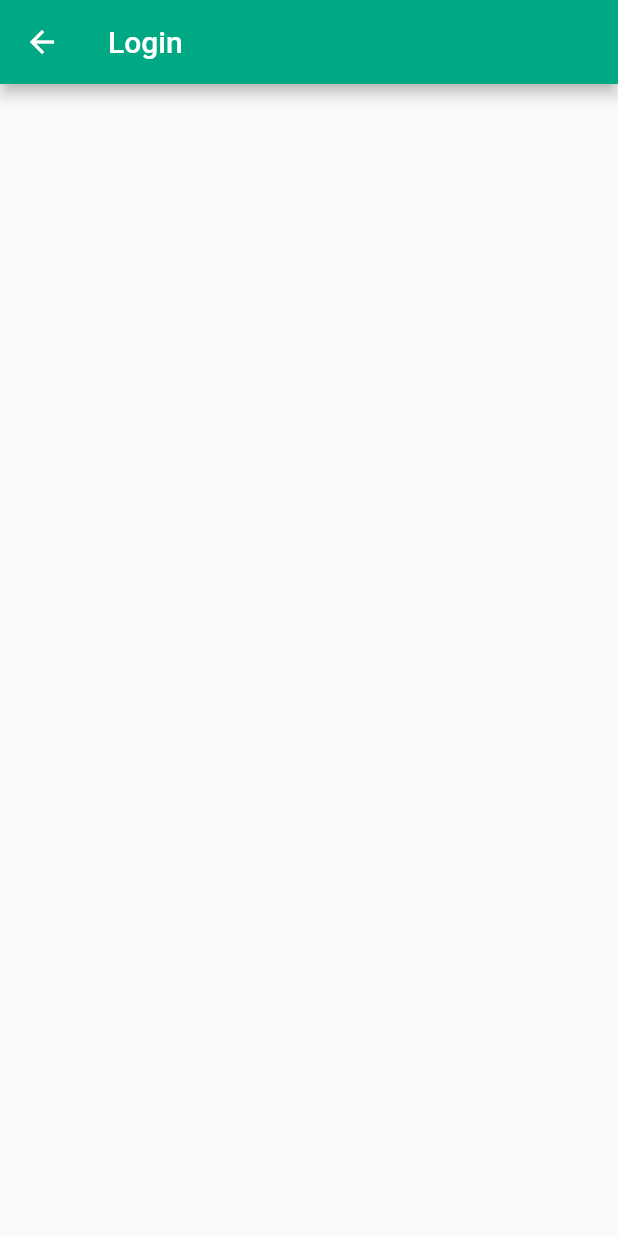
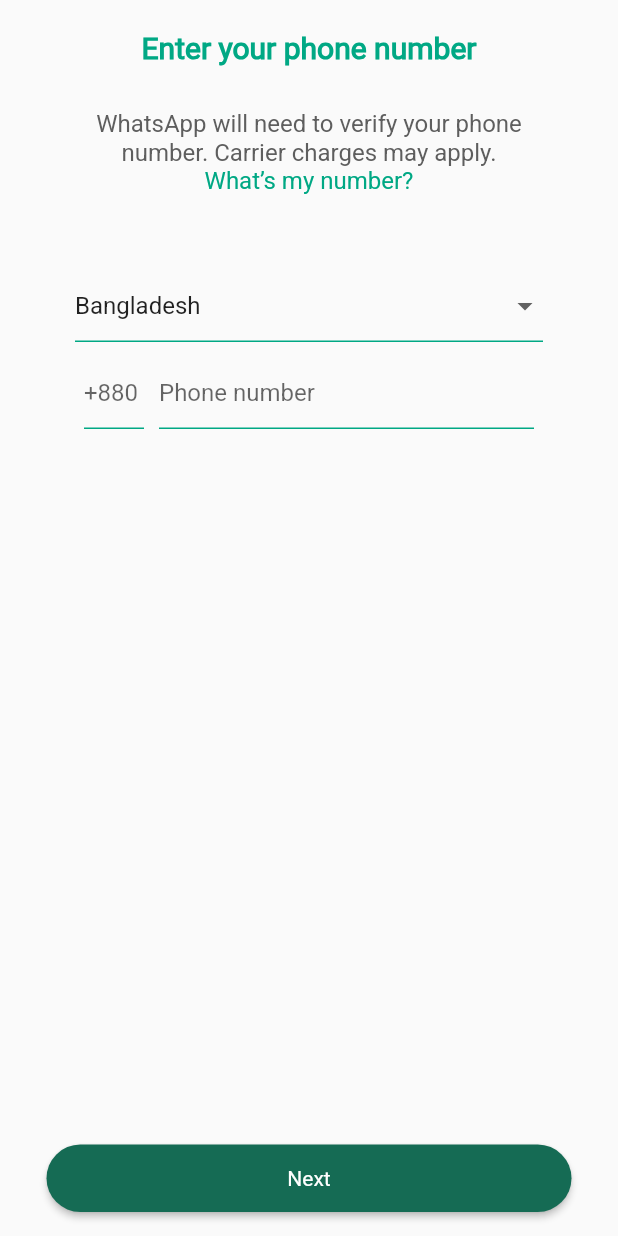
Before and after one commit to MontasirOpi/whatsapp_ui, a Flutter app: the screen it shows after launch, after a tap on "Agree and continue", on a phone screen of 412 x 824 dp. Run offline on Flutter 3.47's test engine with Material 3 defaults, Android fonts, the phone set to English and light mode, and no system bars.

Commit message:
login screen

```diff
--- a/lib/main.dart
+++ b/lib/main.dart
@@ -15,7 +15,9 @@ class MyApp extends StatelessWidget {
       debugShowCheckedModeBanner: false,
       theme: ThemeData(
         colorScheme: ColorScheme.fromSeed(seedColor: Color(0xff00A884)),
-          useMaterial3: false
+
+          useMaterial3: false,
+          fontFamily: 'Regular',
       ),
 
       home: SplashScreen()
--- a/lib/screens/login/login_screen.dart
+++ b/lib/screens/login/login_screen.dart
@@ -1,15 +1,122 @@
 import 'package:flutter/material.dart';
+import 'package:whatsapp_ui/widgest/ui_helper.dart';
 
-class LoginScreen extends StatelessWidget {
-  const LoginScreen({super.key});
+class LoginScreen extends StatefulWidget {
+   const LoginScreen({super.key});
+
+  @override
+  State<LoginScreen> createState() => _LoginScreenState();
+}
+
+class _LoginScreenState extends State<LoginScreen> {
+  TextEditingController phoneController = TextEditingController();
+  String selectedCountry = 'Bangladesh';
+
+  List<String> countries = [
+    'Bangladesh',
+    'Pakistan',
+    'Nepal',
+    'Sri Lanka',
+    'Bhutan',
+    'Maldives',
+  ];
 
   @override
   Widget build(BuildContext context) {
     return Scaffold(
-      appBar: AppBar(
-        title: const Text('Login'),
-        backgroundColor: const Color(0xff00A884),
+      body: SafeArea(
+        child: Column(
+          children: [
+            SizedBox(height: 20),
+            Center(
+              child: UiHelper.customText(
+                text: 'Enter your phone number',
+                hight: 20,
+                color: Color(0xff00A884),
+                fontWeight: FontWeight.bold,
+              ),
+            ),
+            SizedBox(height: 30),
+            UiHelper.customText(text: 'WhatsApp will need to verify your phone', hight: 16),
+            UiHelper.customText(text: 'number. Carrier charges may apply.', hight: 16),
+            UiHelper.customText(text: 'What’s my number?', hight: 16,color: Color(0xff00A884)),
+            SizedBox(height: 50),
+            Padding(
+              padding: const EdgeInsets.only(left: 50, right: 50),
+              child: DropdownButtonFormField<String>(
+                value: selectedCountry,
+                items: countries.map((String country) {
+                  return DropdownMenuItem<String>(
+                    value: country,
+                    child: Text(country),
+                  );
+                }).toList(),
+                onChanged: (String? newValue) {
+                  setState(() {
+                    selectedCountry = newValue!;
+                  });
+                },
+                decoration: InputDecoration(
+                  enabledBorder: UnderlineInputBorder(
+                    borderSide: BorderSide(color: Color(0xff00A884))
+                  ),
+                  focusedBorder: UnderlineInputBorder(
+                    borderSide: BorderSide(color: Color(0xff00A884))
+                  ),
+                 ),
+
+              ),
+            ),
+            SizedBox(height: 10),
+            Row(
+              mainAxisAlignment: MainAxisAlignment.center,
+              children: [
+                SizedBox(
+                  width: 40,
+                  child: TextField(
+                    keyboardType: TextInputType.number,
+                    decoration: InputDecoration(
+                      hintText: '+880',
+                      border: UnderlineInputBorder(
+                        borderSide: BorderSide(color: Color(0xff00A884)),
+                      ),
+                      focusedBorder: UnderlineInputBorder(
+                        borderSide: BorderSide(color: Color(0xff00A884)),
+                      ),
+                      enabledBorder: UnderlineInputBorder(
+                        borderSide: BorderSide(color: Color(0xff00A884)),
+                      ),
+                    ),
+                  ),
+                ),
+                SizedBox(width: 10),
+                SizedBox(
+                  width: 250,
+                  child: TextField(
+                    keyboardType: TextInputType.number,
+                    controller: phoneController,
+                    decoration: InputDecoration(
+                      hintText: 'Phone number',
+                      border: UnderlineInputBorder(
+                        borderSide: BorderSide(color: Color(0xff00A884)),
+                      ),
+                      focusedBorder: UnderlineInputBorder(
+                        borderSide: BorderSide(color: Color(0xff00A884)),
+                      ),
+                      enabledBorder: UnderlineInputBorder(
+                        borderSide: BorderSide(color: Color(0xff00A884)),
+                      ),
+                    ),
+                  ),
+                )
+              ],
+            )
+          ],
+        ),
+
       ),
+      floatingActionButton: UiHelper.CustomButton(callBack: (){}, buttonName: 'Next'),
+      floatingActionButtonLocation: FloatingActionButtonLocation.centerFloat,
     );
   }
 }
```
Also changed, not shown: lib/screens/onBoarding/on_boarding_screen.dart (line endings or trailing spaces).
